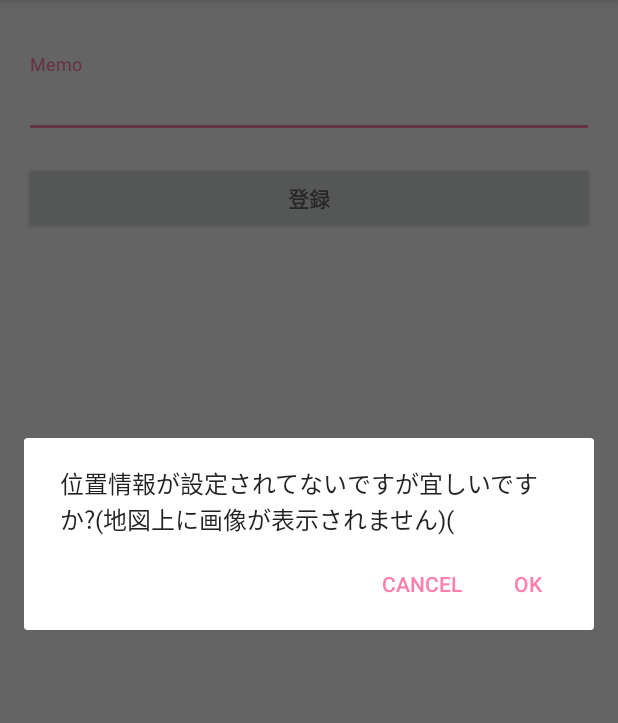
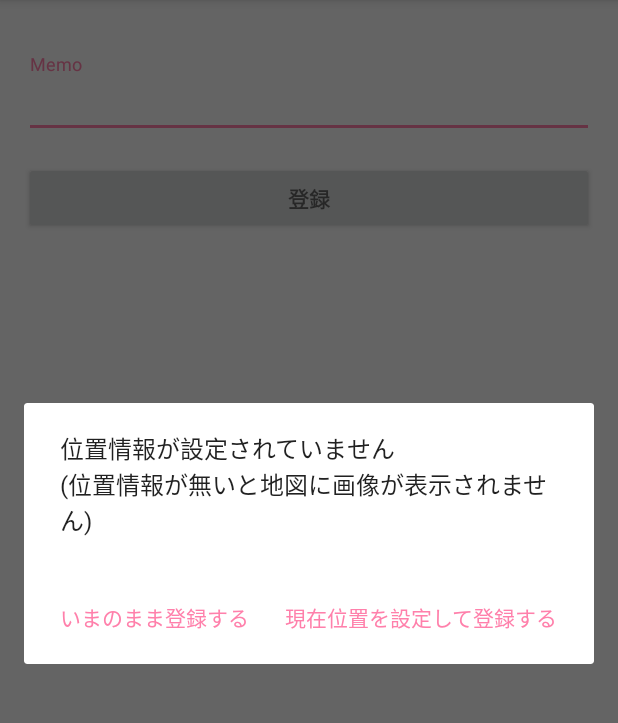
Before and after one commit to y-yagi/PhotoMemo, an Android app: the PhotoRegisterActivity screen opened directly, with no data from a screen before it, after a tap on "登録", on a phone screen of 412 x 824 dp, the part 84-807 px from its top. Run offline under Robolectric (Android 15) with nearby library versions, the phone set to English and light mode, and no system bars; libraries missing offline, so code that uses them is left out: io.realm; 5 statements that could not run were skipped.

Commit message:
display confirm dialog when exif is empty

```diff
--- a/app/src/main/java/com/example/yaginuma/photomemo/views/PhotoRegisterActivity.java
+++ b/app/src/main/java/com/example/yaginuma/photomemo/views/PhotoRegisterActivity.java
@@ -6,9 +6,11 @@ import android.content.Intent;
 import android.support.v7.app.AppCompatActivity;
 import android.net.Uri;
 import android.os.Bundle;
+import android.util.DisplayMetrics;
 import android.util.Log;
 import android.view.View;
 import android.view.View.OnClickListener;
+import android.view.WindowManager;
 import android.widget.Button;
 import android.widget.ImageView;
 import android.widget.TextView;
@@ -81,15 +83,15 @@ public class PhotoRegisterActivity extends AppCompatActivity {
     private void displayConfirmDialog() {
         AlertDialog.Builder builder = new AlertDialog.Builder(this);
         builder.setMessage(R.string.register_confirm_msg);
-        builder.setPositiveButton(R.string.ok, new DialogInterface.OnClickListener() {
+        builder.setPositiveButton(R.string.set_current_pos_msg, new DialogInterface.OnClickListener() {
             public void onClick(DialogInterface dialog, int id) {
                 completeRegister();
             }
         });
 
-        builder.setNegativeButton(R.string.cancel, new DialogInterface.OnClickListener() {
+        builder.setNeutralButton(R.string.no_set_pos_msg, new DialogInterface.OnClickListener() {
             public void onClick(DialogInterface dialog, int id) {
-                // DO nothing
+                completeRegister();
             }
         });
         builder.show();
--- a/app/src/main/res/values/strings.xml
+++ b/app/src/main/res/values/strings.xml
@@ -12,8 +12,11 @@
     <string name="action_photo_register">登録</string>
     <string name="error_field_required">This field is required</string>
     <string name="title_activity_maps">Map</string>
-    <string name="register_confirm_msg">位置情報が設定されてないですが宜しいですか?(地図上に画像が表示されません)(</string>
+    <string name="register_confirm_msg">位置情報が設定されていません\n(位置情報が無いと地図に画像が表示されません)</string>
     <string name="destroy_confirm_msg">画像を削除します。宜しいですか?</string>
+
+    <string name="set_current_pos_msg">現在位置を設定して登録する</string>
+    <string name="no_set_pos_msg">いまのまま登録する</string>
 
     <string name="ok">OK</string>
     <string name="cancel">Cancel</string>
```
